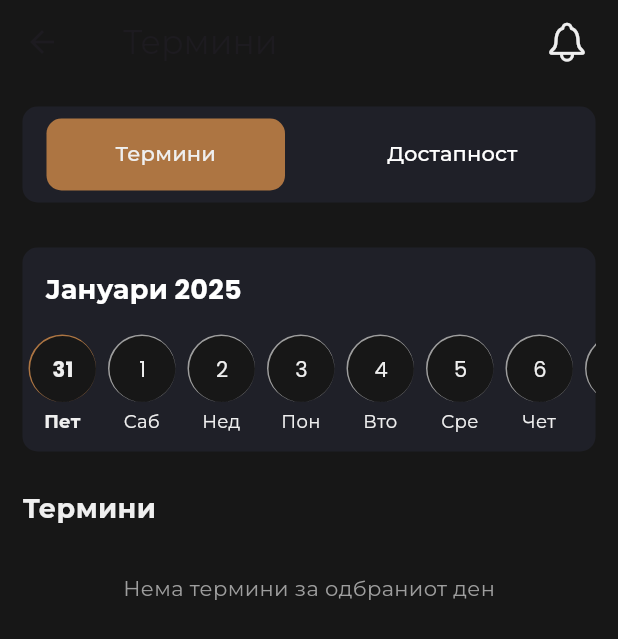
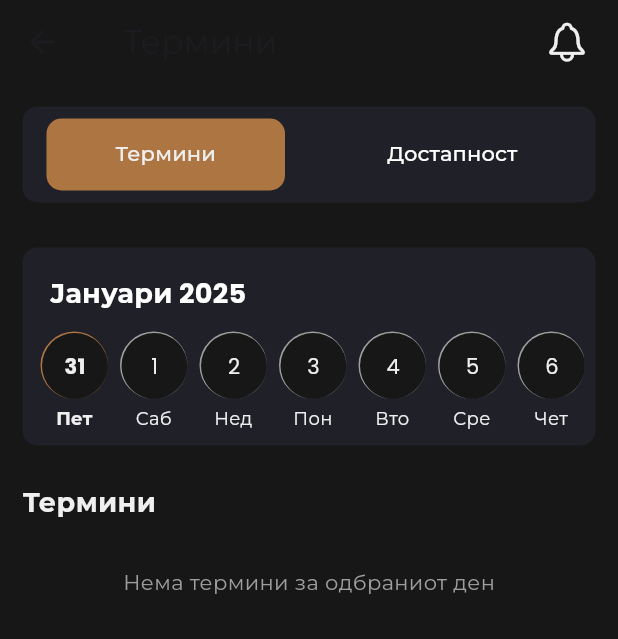
Before and after one commit to zimbakovtech/Barbershop.mk, a Flutter app: the Appointments screen opened directly, on a phone screen of 412 x 824 dp. Shown: the top 639 px of the screen. Run offline on Flutter 3.47's test engine with Material 3 defaults, Android fonts, the phone set to English and light mode, and no system bars; our stand-ins replace firebase_core, firebase_messaging, fl_chart, flutter_riverpod, google_fonts, shared_preferences and 1 more; accounts and stored records are empty; network calls fail.

Commit message:
final tweaks & changes

```diff
--- a/barber_side/lib/widgets/appointments_tab.dart
+++ b/barber_side/lib/widgets/appointments_tab.dart
@@ -45,6 +45,7 @@ class _AppointmentTabState extends State<AppointmentTab> {
                 Padding(
                   padding: const EdgeInsets.all(15.0),
                   child: Container(
+                    padding: const EdgeInsets.all(8),
                     decoration: BoxDecoration(
                       borderRadius: BorderRadius.circular(10),
                       color: navy,
@@ -53,7 +54,7 @@ class _AppointmentTabState extends State<AppointmentTab> {
                       crossAxisAlignment: CrossAxisAlignment.start,
                       children: [
                         Padding(
-                          padding: const EdgeInsets.all(15.0),
+                          padding: const EdgeInsets.all(10.0),
                           child: Text(
                             widget.formatMonth(widget.currentMonth),
                             style: const TextStyle(
@@ -62,9 +63,7 @@ class _AppointmentTabState extends State<AppointmentTab> {
                                 fontWeight: FontWeight.bold),
                           ),
                         ),
-                        Padding(
-                          padding: const EdgeInsets.only(bottom: 10.0),
-                          child: SizedBox(
+                        SizedBox(
                             height: 70,
                             child: CustomDatePicker(
                               initialDate: DateTime.now(),
@@ -100,7 +99,6 @@ class _AppointmentTabState extends State<AppointmentTab> {
                                 ),
                               ],
                             )),
-                        ),
                       ],
                     ),
                   ),
--- a/barber_side/lib/widgets/availability_tab.dart
+++ b/barber_side/lib/widgets/availability_tab.dart
@@ -82,7 +82,7 @@ class _AvailabilityTabState extends State<AvailabilityTab> {
                       selectedColor: orange,
                       unselectedColor: Colors.grey,
                       selectedTextColor: textPrimary,
-                      daysCount: 365,
+                      daysCount: 90,
                       locale: 'mk_MK',
                       onDateChange: widget.availabilityOnDaySelected,
                       dayTextStyle: const TextStyle(
--- a/barber_side/lib/widgets/custom_date_picker.dart
+++ b/barber_side/lib/widgets/custom_date_picker.dart
@@ -143,6 +143,7 @@ class CustomDatePickerState extends State<CustomDatePicker> {
             Container(
               width: 45,
               height: 45,
+              margin: const EdgeInsets.symmetric(horizontal: 2),
               decoration: BoxDecoration(
                 color: backgroundColor,
                 shape: BoxShape.circle,
--- a/client_side/headsup_barbershop/lib/widgets/custom_date_picker.dart
+++ b/client_side/headsup_barbershop/lib/widgets/custom_date_picker.dart
@@ -143,6 +143,7 @@ class CustomDatePickerState extends State<CustomDatePicker> {
             Container(
               width: 45,
               height: 45,
+              margin: const EdgeInsets.symmetric(horizontal: 2),
               decoration: BoxDecoration(
                 color: backgroundColor,
                 shape: BoxShape.circle,
```
Lines whose indentation alone changed are shown as unchanged.
